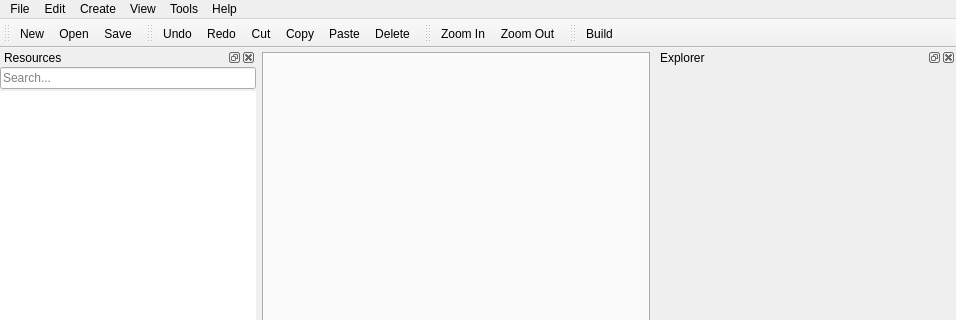
Before: the Qt Designer form src/window.ui in ooflet/Mi-Create, drawn with Qt 5; both pictures show x 0 to 956 and y 0 to 320 of the 956 by 700 pixel window.
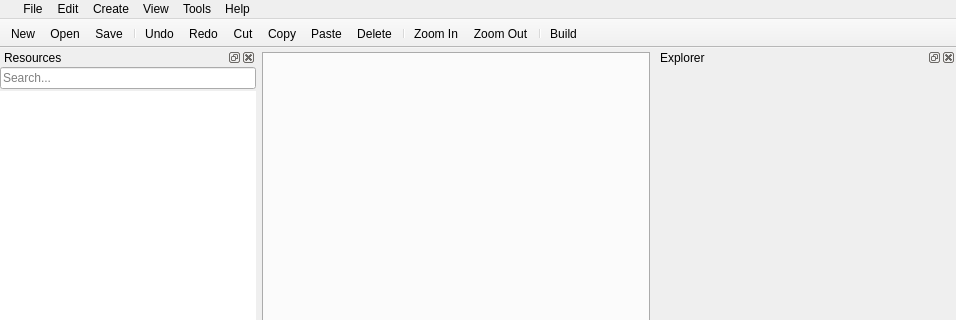
After: the same form once the commit is applied. Icons and pictures are not drawn.

What changed in the file:
```diff
--- a/src/window.ui
+++ b/src/window.ui
@@ -199,6 +199,16 @@
     <addaction name="actionAnalog_Display"/>
     <addaction name="actionArc_Progress"/>
    </widget>
+   <widget class="QMenu" name="menuLogo">
+    <property name="title">
+     <string/>
+    </property>
+    <property name="icon">
+     <iconset theme="application-logo">
+      <normaloff>.</normaloff>.</iconset>
+    </property>
+   </widget>
+   <addaction name="menuLogo"/>
    <addaction name="menuFile"/>
    <addaction name="menuEdit"/>
    <addaction name="menuInsert"/>
@@ -268,93 +278,7 @@
     <layout class="QGridLayout" name="gridLayout"/>
    </widget>
   </widget>
-  <widget class="QToolBar" name="FileToolbar">
-   <property name="windowTitle">
-    <string>File Toolbar</string>
-   </property>
-   <property name="movable">
-    <bool>true</bool>
-   </property>
-   <property name="iconSize">
-    <size>
-     <width>16</width>
-     <height>16</height>
-    </size>
-   </property>
-   <property name="toolButtonStyle">
-    <enum>Qt::ToolButtonIconOnly</enum>
-   </property>
-   <attribute name="toolBarArea">
-    <enum>TopToolBarArea</enum>
-   </attribute>
-   <attribute name="toolBarBreak">
-    <bool>false</bool>
-   </attribute>
-   <addaction name="actionNewFile"/>
-   <addaction name="actionOpenFile"/>
-   <addaction name="actionSave"/>
-  </widget>
   <widget class="QStatusBar" name="statusBar"/>
-  <widget class="QToolBar" name="ActionsToolbar">
-   <property name="windowTitle">
-    <string>toolBar_2</string>
-   </property>
-   <property name="iconSize">
-    <size>
-     <width>16</width>
-     <height>16</height>
-    </size>
-   </property>
-   <attribute name="toolBarArea">
-    <enum>TopToolBarArea</enum>
-   </attribute>
-   <attribute name="toolBarBreak">
-    <bool>false</bool>
-   </attribute>
-   <addaction name="actionUndo"/>
-   <addaction name="actionRedo"/>
-   <addaction name="actionCut"/>
-   <addaction name="actionCopy"/>
-   <addaction name="actionPaste"/>
-   <addaction name="actionDelete"/>
-  </widget>
-  <widget class="QToolBar" name="CanvasControl">
-   <property name="windowTitle">
-    <string>toolBar_2</string>
-   </property>
-   <property name="iconSize">
-    <size>
-     <width>16</width>
-     <height>16</height>
-    </size>
-   </property>
-   <attribute name="toolBarArea">
-    <enum>TopToolBarArea</enum>
-   </attribute>
-   <attribute name="toolBarBreak">
-    <bool>false</bool>
-   </attribute>
-   <addaction name="actionZoom_In"/>
-   <addaction name="actionZoom_Out"/>
-  </widget>
-  <widget class="QToolBar" name="CompileToolbar">
-   <property name="windowTitle">
-    <string>toolBar</string>
-   </property>
-   <property name="iconSize">
-    <size>
-     <width>16</width>
-     <height>16</height>
-    </size>
-   </property>
-   <attribute name="toolBarArea">
-    <enum>TopToolBarArea</enum>
-   </attribute>
-   <attribute name="toolBarBreak">
-    <bool>false</bool>
-   </attribute>
-   <addaction name="actionBuild"/>
-  </widget>
   <widget class="QDockWidget" name="dockWidget">
    <property name="minimumSize">
     <size>
@@ -477,6 +401,44 @@
     </layout>
    </widget>
   </widget>
+  <widget class="QToolBar" name="toolBar">
+   <property name="windowTitle">
+    <string>toolBar</string>
+   </property>
+   <property name="movable">
+    <bool>false</bool>
+   </property>
+   <property name="iconSize">
+    <size>
+     <width>16</width>
+     <height>16</height>
+    </size>
+   </property>
+   <property name="floatable">
+    <bool>true</bool>
+   </property>
+   <attribute name="toolBarArea">
+    <enum>TopToolBarArea</enum>
+   </attribute>
+   <attribute name="toolBarBreak">
+    <bool>false</bool>
+   </attribute>
+   <addaction name="actionNewFile"/>
+   <addaction name="actionOpenFile"/>
+   <addaction name="actionSave"/>
+   <addaction name="separator"/>
+   <addaction name="actionUndo"/>
+   <addaction name="actionRedo"/>
+   <addaction name="actionCut"/>
+   <addaction name="actionCopy"/>
+   <addaction name="actionPaste"/>
+   <addaction name="actionDelete"/>
+   <addaction name="separator"/>
+   <addaction name="actionZoom_In"/>
+   <addaction name="actionZoom_Out"/>
+   <addaction name="separator"/>
+   <addaction name="actionBuild"/>
+  </widget>
   <action name="actionSave">
    <property name="icon">
     <iconset theme="document-save">
```
Left out of the diff: 18 changed lines with no effect on the pictures.
